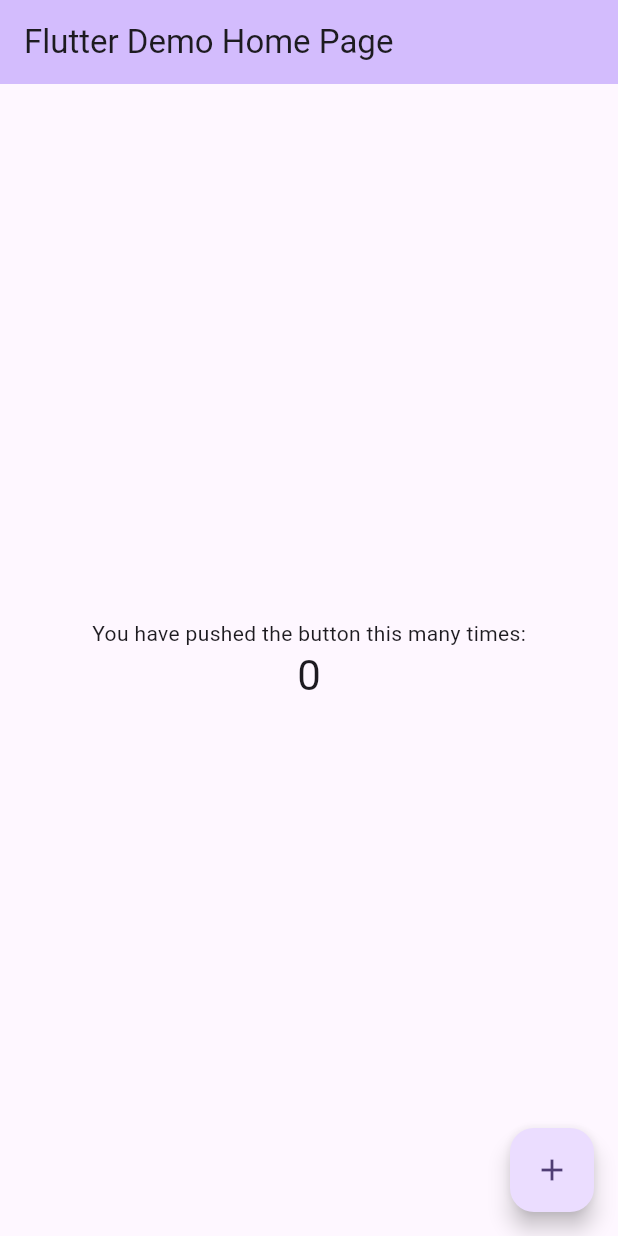
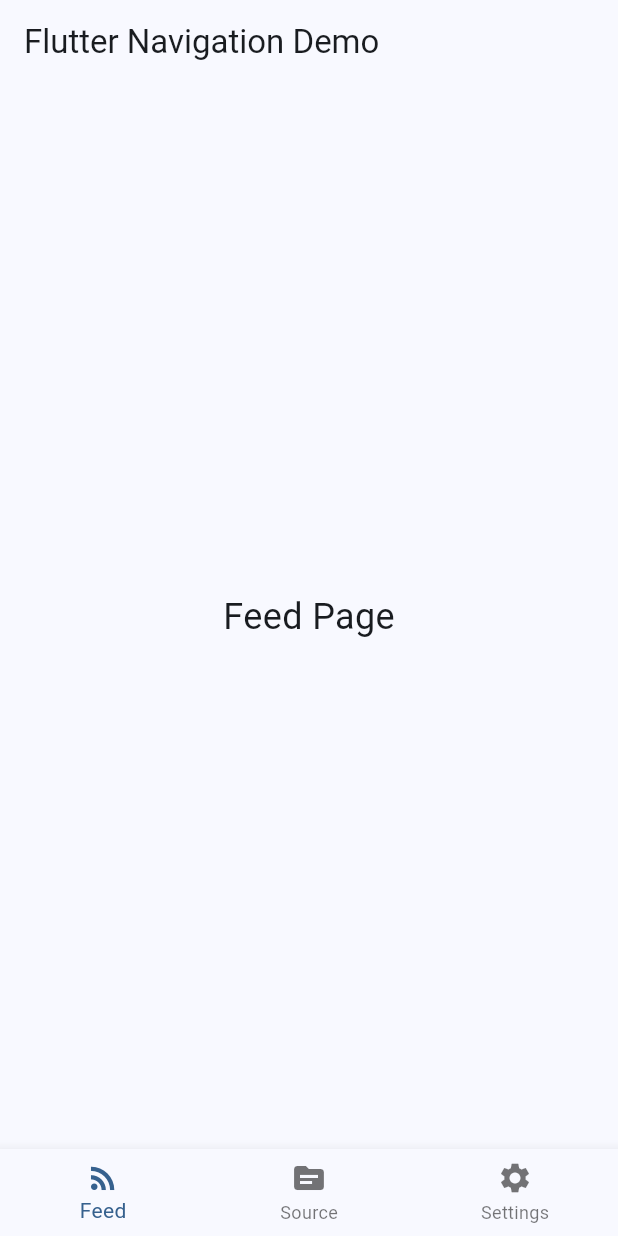
Before and after one commit to rajumark/flutter_feed, a Flutter app: the screen it shows after launch, on a phone screen of 412 x 824 dp. Run offline on Flutter 3.47's test engine with Material 3 defaults, Android fonts, the phone set to English and light mode, and no system bars.

Commit message:
added source and other tabs code

```diff
--- /dev/null
+++ b/feedsource/feedsource.json
@@ -0,0 +1,9 @@
+{
+  "source": [
+    {
+      "title": "Dave Leeds on Kotlin - typealias.com",
+      "url": "https://typealias.com/index.xml",
+      "icon": "https://typealias.com/favicon.ico"
+    }
+  ]
+}
--- a/lib/main.dart
+++ b/lib/main.dart
@@ -1,4 +1,5 @@
 import 'package:flutter/material.dart';
+import 'package:flutter_feed/ui/pages/HomePage.dart';
 
 void main() {
   runApp(const MyApp());
@@ -28,10 +29,10 @@ class MyApp extends StatelessWidget {
         //
         // This works for code too, not just values: Most code changes can be
         // tested with just a hot reload.
-        colorScheme: ColorScheme.fromSeed(seedColor: Colors.deepPurple),
+        colorScheme: ColorScheme.fromSeed(seedColor: Colors.blue),
         useMaterial3: true,
       ),
-      home: const MyHomePage(title: 'Flutter Demo Home Page'),
+      home:   HomePage(),
     );
   }
 }
--- /dev/null
+++ b/lib/ui/pages/HomePage.dart
@@ -0,0 +1,53 @@
+import 'package:flutter/material.dart';
+import 'package:flutter_feed/ui/pages/feed/FeedPage.dart';
+import 'package:flutter_feed/ui/pages/settings/SettingsPage.dart';
+import 'package:flutter_feed/ui/pages/source/SourcePage.dart';
+
+
+class HomePage extends StatefulWidget {
+  @override
+  _HomePageState createState() => _HomePageState();
+}
+
+class _HomePageState extends State<HomePage> {
+  int _selectedIndex = 0;
+
+  // List of pages corresponding to the bottom navigation tabs
+  final List<Widget> _pages = [
+    FeedPage(),
+    SourcePage(),
+    SettingsPage(),
+  ];
+
+  void _onItemTapped(int index) {
+    setState(() {
+      _selectedIndex = index;
+    });
+  }
+
+  @override
+  Widget build(BuildContext context) {
+    return Scaffold(
+      appBar: AppBar(title: Text('Flutter Navigation Demo')),
+      body: _pages[_selectedIndex],
+      bottomNavigationBar: BottomNavigationBar(
+        items: const <BottomNavigationBarItem>[
+          BottomNavigationBarItem(
+            icon: Icon(Icons.rss_feed),
+            label: 'Feed',
+          ),
+          BottomNavigationBarItem(
+            icon: Icon(Icons.source),
+            label: 'Source',
+          ),
+          BottomNavigationBarItem(
+            icon: Icon(Icons.settings),
+            label: 'Settings',
+          ),
+        ],
+        currentIndex: _selectedIndex,
+        onTap: _onItemTapped,
+      ),
+    );
+  }
+}
--- /dev/null
+++ b/lib/ui/pages/feed/FeedPage.dart
@@ -0,0 +1,9 @@
+// Sample Feed Page
+import 'package:flutter/material.dart';
+
+class FeedPage extends StatelessWidget {
+  @override
+  Widget build(BuildContext context) {
+    return Center(child: Text('Feed Page', style: TextStyle(fontSize: 24)));
+  }
+}
--- /dev/null
+++ b/lib/ui/pages/settings/SettingsPage.dart
@@ -0,0 +1,9 @@
+// Sample Settings Page
+import 'package:flutter/material.dart';
+
+class SettingsPage extends StatelessWidget {
+  @override
+  Widget build(BuildContext context) {
+    return Center(child: Text('Settings Page', style: TextStyle(fontSize: 24)));
+  }
+}
--- /dev/null
+++ b/lib/ui/pages/source/SourcePage.dart
@@ -0,0 +1,9 @@
+// Sample Source Page
+import 'package:flutter/material.dart';
+
+class SourcePage extends StatelessWidget {
+  @override
+  Widget build(BuildContext context) {
+    return Center(child: Text('Source Page', style: TextStyle(fontSize: 24)));
+  }
+}
```
